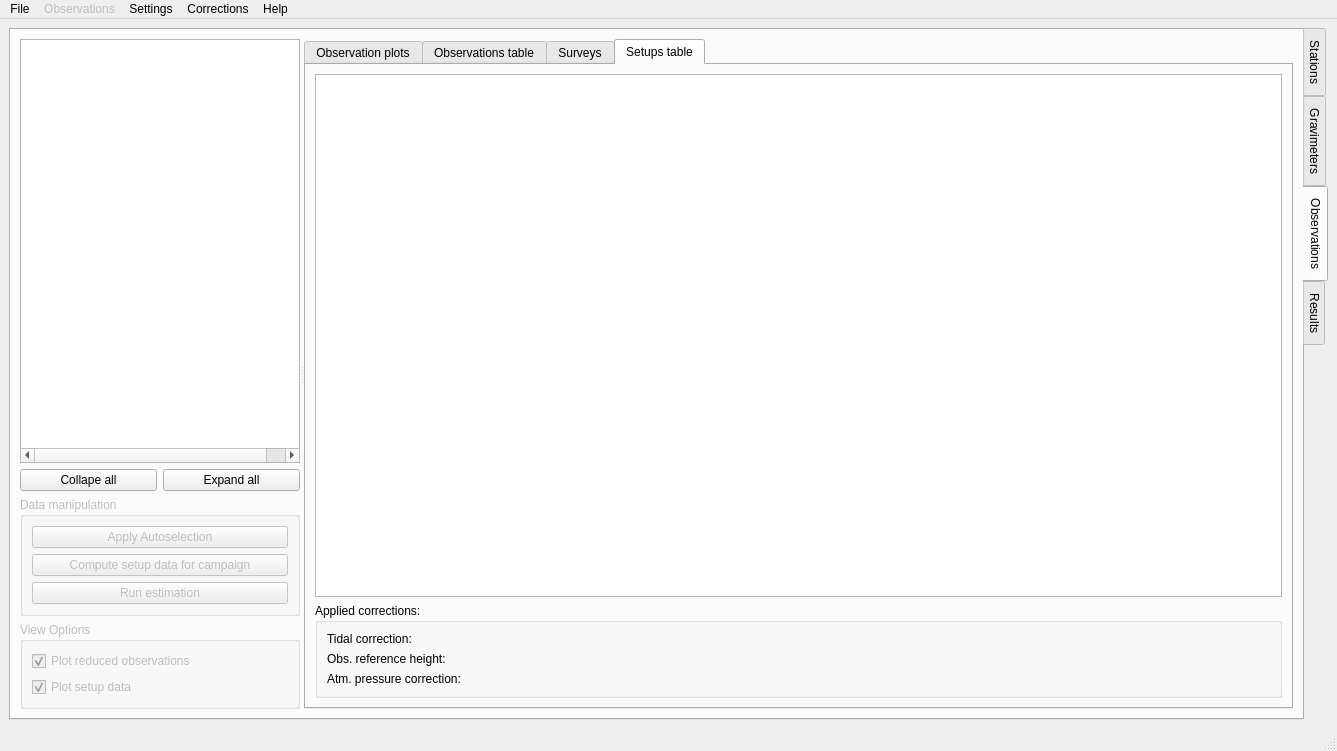
The window that gravtools/gui/MainWindow.ui (ahellers/GravTools) describes before a commit, drawn with Qt 5.
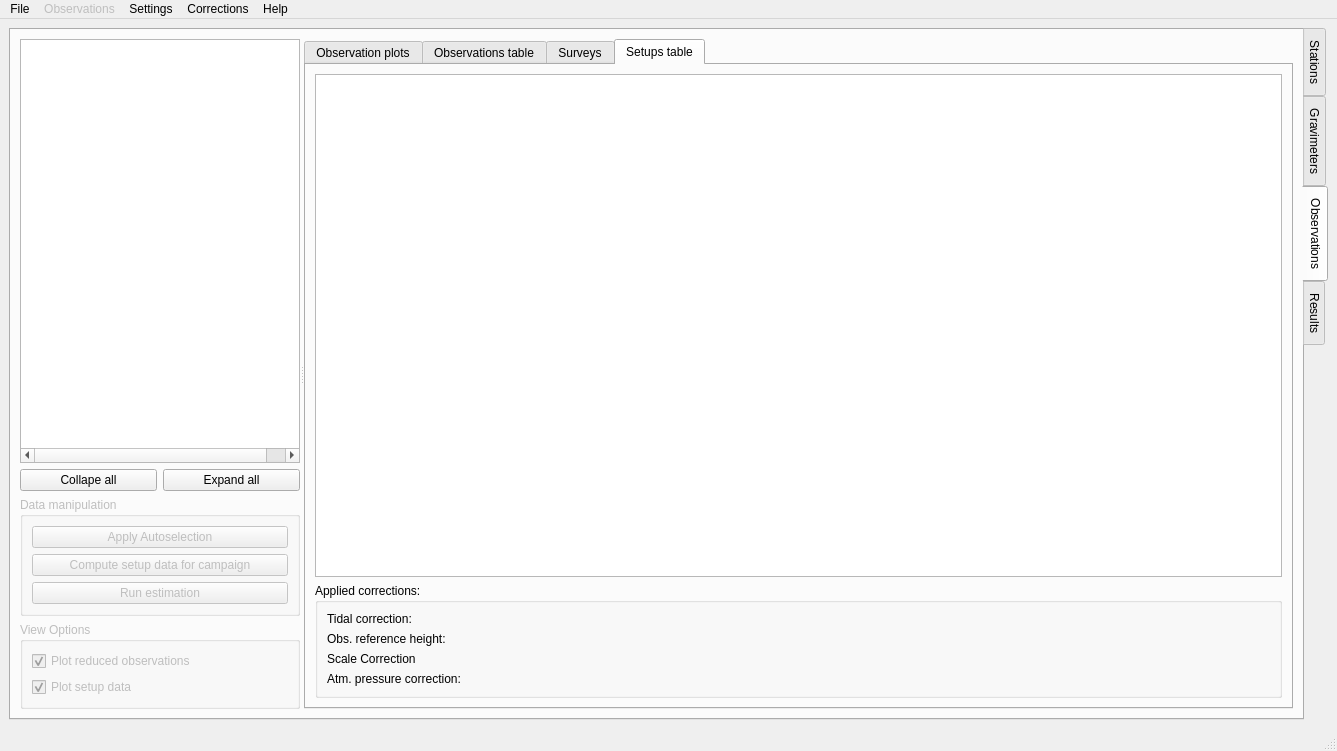
The same window after the commit. The open tabs and pages were chosen to show the change. Custom widgets are drawn as their Qt base class.

Commit message: Worked on scale correction.

Diff of the .ui file:
```diff
--- a/gravtools/gui/MainWindow.ui
+++ b/gravtools/gui/MainWindow.ui
@@ -687,6 +687,13 @@
                  </widget>
                 </item>
                 <item row="2" column="0">
+                 <widget class="QLabel" name="label_27">
+                  <property name="text">
+                   <string>Scale Correction</string>
+                  </property>
+                 </widget>
+                </item>
+                <item row="3" column="0">
                  <widget class="QLabel" name="label_obs_setups_3">
                   <property name="text">
                    <string>Atm. pressure correction: </string>
```
Left out of the diff: 11 changed lines with no effect on the pictures. The commit also changes 9 other files.
